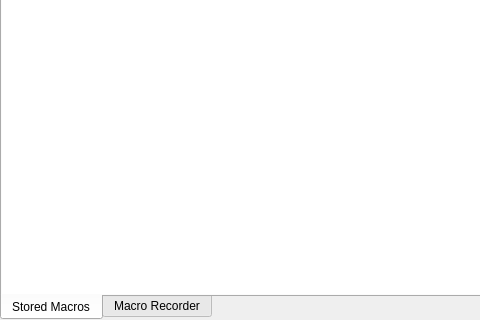
Above: src/libtextosaurus/saurus/plugin-system/macros/macroswidget.ui from martinrotter/textosaurus before the change; both pictures show x 0 to 480 and y 164 to 484 of the 679 by 484 pixel window. Below: the same form after it.
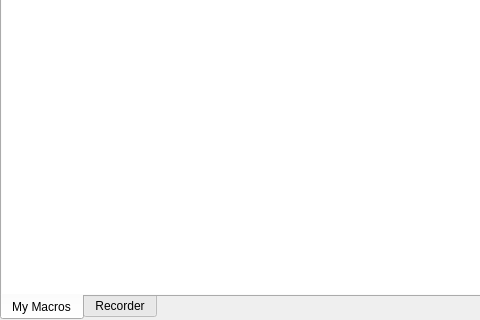
That is the form after the change.

```diff
--- a/src/libtextosaurus/saurus/plugin-system/macros/macroswidget.ui
+++ b/src/libtextosaurus/saurus/plugin-system/macros/macroswidget.ui
@@ -36,7 +36,7 @@
      </property>
      <widget class="QWidget" name="m_tabStoredMacros">
       <attribute name="title">
-       <string>Stored Macros</string>
+       <string>My Macros</string>
       </attribute>
       <layout class="QVBoxLayout" name="verticalLayoutStored">
        <property name="leftMargin">
@@ -62,7 +62,7 @@
      </widget>
      <widget class="QWidget" name="m_tabMacroRecorder">
       <attribute name="title">
-       <string>Macro Recorder</string>
+       <string>Recorder</string>
       </attribute>
       <layout class="QVBoxLayout" name="verticalLayoutRecorder">
        <property name="leftMargin">
```
